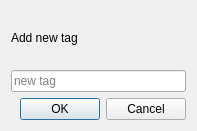
First picture: the form in src/dialogs/tagadddialog.ui, repository pbek/QOwnNotes, before the edit.
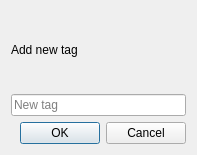
Second picture: the form after the edit. Icons and pictures are not drawn.

The edit to the form file:
```diff
--- a/src/dialogs/tagadddialog.ui
+++ b/src/dialogs/tagadddialog.ui
@@ -7,7 +7,7 @@
     <x>0</x>
     <y>0</y>
     <width>197</width>
-    <height>131</height>
+    <height>155</height>
    </rect>
   </property>
   <property name="sizePolicy">
@@ -44,7 +44,7 @@
    <item row="1" column="0">
     <widget class="QLineEdit" name="nameLineEdit">
      <property name="placeholderText">
-      <string>new tag</string>
+      <string>New tag</string>
      </property>
     </widget>
    </item>
```
